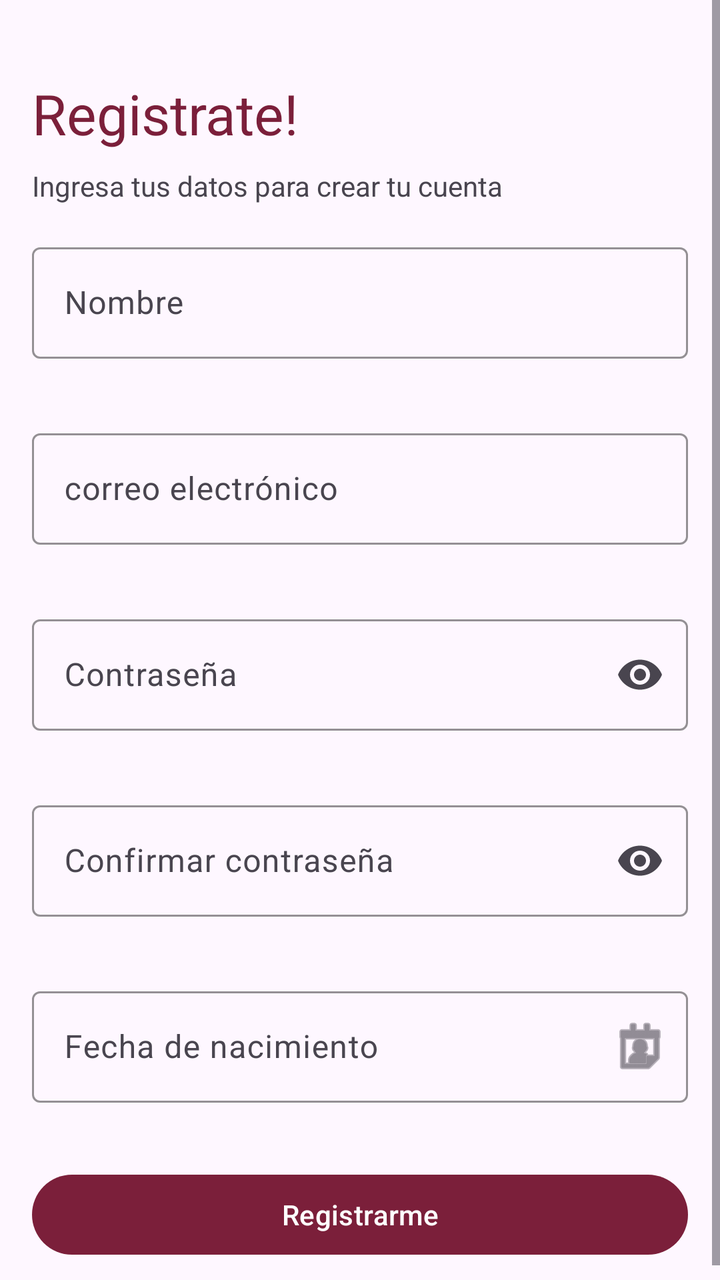
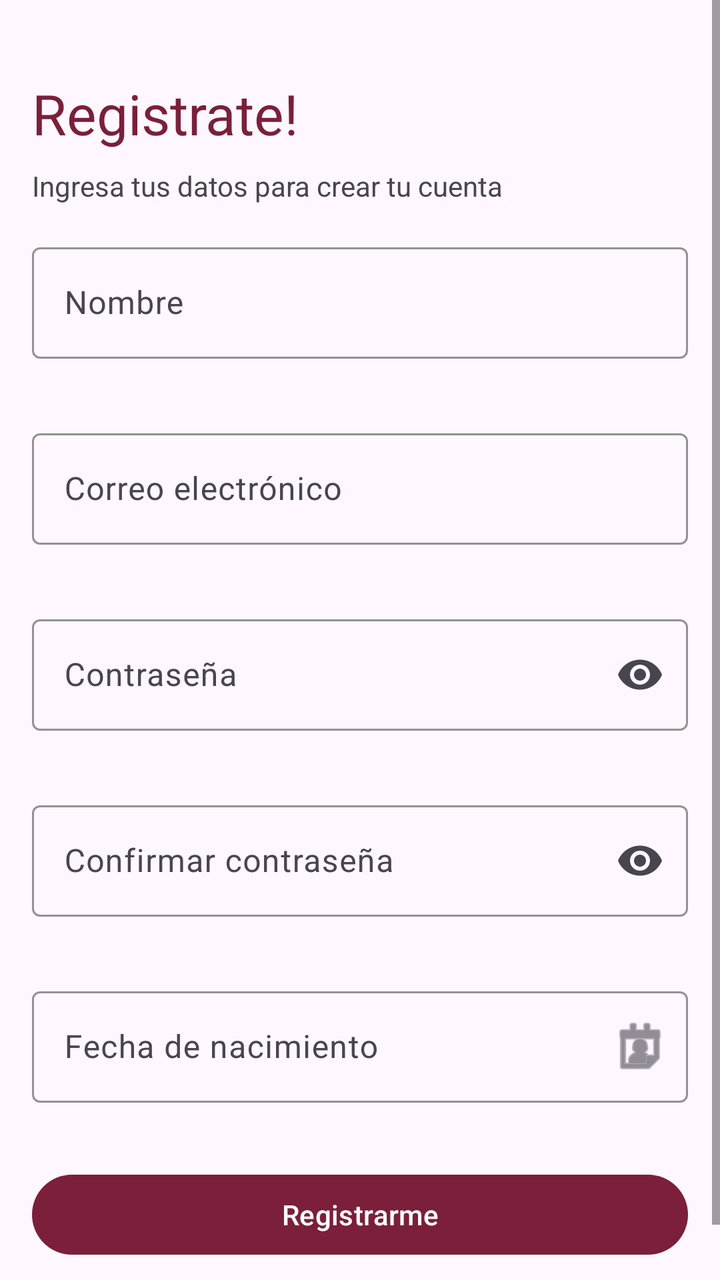

Screens rendered from an Android XML layout before and after an edit, with the pre-edit source and the edit as a unified diff.
<!-- AndroidManifest.xml: application theme Theme.Login -->
<!-- res/layout/activity_register_login.xml -->
<?xml version="1.0" encoding="utf-8"?>
<ScrollView xmlns:android="http://schemas.android.com/apk/res/android"
    xmlns:app="http://schemas.android.com/apk/res-auto"
    xmlns:tools="http://schemas.android.com/tools"
    android:id="@+id/main"
    android:layout_width="match_parent"
    android:layout_height="match_parent"
    tools:context=".RegisterLogin">
<LinearLayout
    android:layout_width="match_parent"
    android:layout_height="wrap_content"
    android:orientation="vertical"
    >

    <TextView
        android:layout_width="match_parent"
        android:layout_height="wrap_content"
        android:layout_marginHorizontal="16dp"
        android:text="Registrate!"
        android:textSize="28sp"
        android:textColor="@color/primario"
        android:layout_marginTop="38dp"/>

    <TextView
        android:layout_width="match_parent"
        android:layout_height="wrap_content"
        android:layout_marginHorizontal="16dp"
        android:layout_marginTop="8dp"
        android:text="Ingresa tus datos para crear tu cuenta"
        />

    <com.google.android.material.textfield.TextInputLayout
        android:layout_width="match_parent"
        android:layout_height="wrap_content"
        android:hint="Nombre"
        android:layout_margin="16dp"
        app:boxStrokeColor="@color/primario"
        app:hintTextColor="@color/primario">
        <com.google.android.material.textfield.TextInputEditText
            android:id="@+id/campo_nombre"
            android:layout_width="match_parent"
            android:layout_height="wrap_content"
            ></com.google.android.material.textfield.TextInputEditText>
    </com.google.android.material.textfield.TextInputLayout>

    <com.google.android.material.textfield.TextInputLayout
        android:layout_width="match_parent"
        android:layout_height="wrap_content"
        android:hint="correo electrónico"
        android:layout_margin="16dp"
        app:boxStrokeColor="@color/primario"
        app:hintTextColor="@color/primario">
        <com.google.android.material.textfield.TextInputEditText
            android:id="@+id/campo_correo"
            android:layout_width="match_parent"
            android:layout_height="wrap_content"
            ></com.google.android.material.textfield.TextInputEditText>
    </com.google.android.material.textfield.TextInputLayout>

    <com.google.android.material.textfield.TextInputLayout
        android:layout_width="match_parent"
        android:layout_height="wrap_content"
        android:hint="Contraseña"
        app:boxStrokeColor="@color/primario"
        app:hintTextColor="@color/primario"
        android:layout_margin="16dp"
        app:endIconMode="password_toggle"
        >
        <com.google.android.material.textfield.TextInputEditText
            android:id="@+id/campo_contra"
            android:layout_width="match_parent"
            android:layout_height="wrap_content"
            android:inputType="textPassword">

        </com.google.android.material.textfield.TextInputEditText>
    </com.google.android.material.textfield.TextInputLayout>

    <com.google.android.material.textfield.TextInputLayout
        android:layout_width="match_parent"
        android:layout_height="wrap_content"
        android:hint="Confirmar contraseña"
        app:boxStrokeColor="@color/primario"
        app:hintTextColor="@color/primario"
        android:layout_margin="16dp"
        app:endIconMode="password_toggle"
        >
        <com.google.android.material.textfield.TextInputEditText
            android:id="@+id/campo_confirm"
            android:layout_width="match_parent"
            android:layout_height="wrap_content"
            android:inputType="textPassword">

        </com.google.android.material.textfield.TextInputEditText>
    </com.google.android.material.textfield.TextInputLayout>

    <com.google.android.material.textfield.TextInputLayout
        android:layout_width="match_parent"
        android:layout_height="wrap_content"
        android:hint="Fecha de nacimiento"
        android:layout_margin="16dp"
        app:boxStrokeColor="@color/primario"
        app:hintTextColor="@color/primario"
        app:endIconMode="custom"
        app:endIconDrawable="@android:drawable/ic_menu_my_calendar">
        <com.google.android.material.textfield.TextInputEditText
            android:id="@+id/campo_nacimiento"
            android:layout_width="match_parent"
            android:layout_height="wrap_content"
            android:focusable="false"
            android:clickable="true"
            android:inputType="none" />
    </com.google.android.material.textfield.TextInputLayout>

    <com.google.android.material.button.MaterialButton
        android:id="@+id/btn_registrar"
        android:layout_width="match_parent"
        android:layout_height="wrap_content"
        android:layout_margin="16dp"
        android:text="Registrarme"
        app:backgroundTint="@color/primario" />

</LinearLayout>
</ScrollView>
<!-- resources referenced by this layout -->
<resources>
  <color name="primario">#7B1F3A</color>
  <style name="Theme.Login" parent="Base.Theme.Login" />
  <style name="Base.Theme.Login" parent="Theme.Material3.DayNight.NoActionBar">
          
          
      </style>
</resources>

<!-- the commit's change to res/layout/activity_register_login.xml (unified diff, before → after) -->
@@ -46,7 +46,7 @@
     <com.google.android.material.textfield.TextInputLayout
         android:layout_width="match_parent"
         android:layout_height="wrap_content"
-        android:hint="correo electrónico"
+        android:hint="Correo electrónico"
         android:layout_margin="16dp"
         app:boxStrokeColor="@color/primario"
         app:hintTextColor="@color/primario">
@@ -118,6 +118,15 @@
         android:layout_margin="16dp"
         android:text="Registrarme"
         app:backgroundTint="@color/primario" />
+    <TextView
+        android:id="@+id/btn_regresar"
+        android:layout_width="match_parent"
+        android:layout_height="wrap_content"
+        android:text="Regresar al inicio"
+        android:textColor="@color/text"
+        android:textAlignment="center"
+        android:textSize="16sp"
+        />
 
 </LinearLayout>
 </ScrollView>
<!-- resource entries referenced after the edit -->
@@ -1,6 +1,7 @@
 <!-- resources referenced by this layout -->
 <resources>
   <color name="primario">#7B1F3A</color>
+  <color name="text">#686868</color>
   <style name="Theme.Login" parent="Base.Theme.Login" />
   <style name="Base.Theme.Login" parent="Theme.Material3.DayNight.NoActionBar">
           
